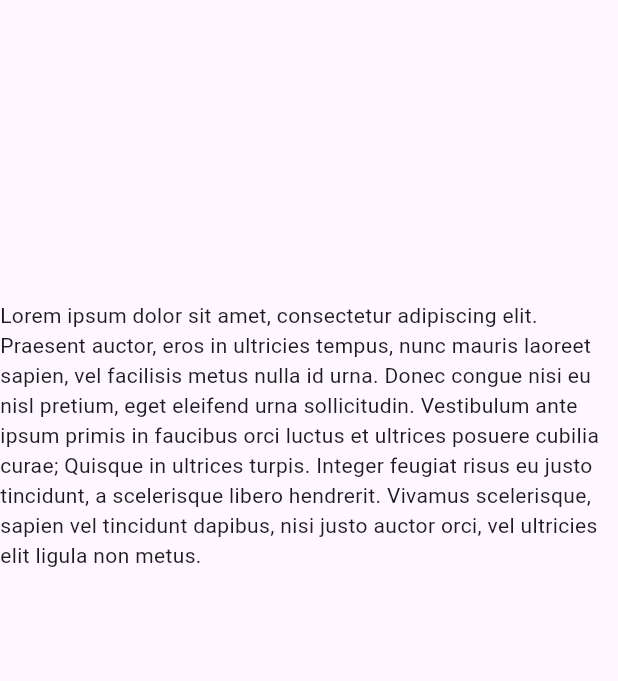
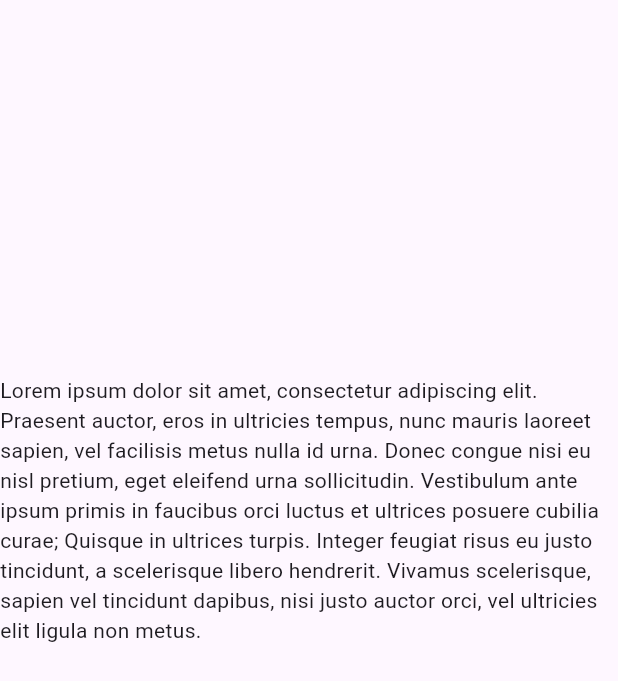
Before and after one commit to richersetal/dyslexiafont, a Flutter app: the screen it shows after launch, on a phone screen of 412 x 824 dp. Shown: the top 681 px of the screen. Run offline on Flutter 3.47's test engine with Material 3 defaults, Android fonts, the phone set to English and light mode, and no system bars.

Commit message:
Changed height sizedbox

```diff
--- a/lib/homepage.dart
+++ b/lib/homepage.dart
@@ -14,7 +14,7 @@ class _HomepageState extends State<MyHomePage> {
       body: SafeArea(
         child: Column(
           children: [
-            SizedBox(height: 200),
+            SizedBox(height: 250),
             Center(
               child: Text(
                   'Lorem ipsum dolor sit amet, consectetur adipiscing elit. Praesent auctor, eros in ultricies tempus, nunc mauris laoreet sapien, vel facilisis metus nulla id urna. Donec congue nisi eu nisl pretium, eget eleifend urna sollicitudin. Vestibulum ante ipsum primis in faucibus orci luctus et ultrices posuere cubilia curae; Quisque in ultrices turpis. Integer feugiat risus eu justo tincidunt, a scelerisque libero hendrerit. Vivamus scelerisque, sapien vel tincidunt dapibus, nisi justo auctor orci, vel ultricies elit ligula non metus.'),
```
